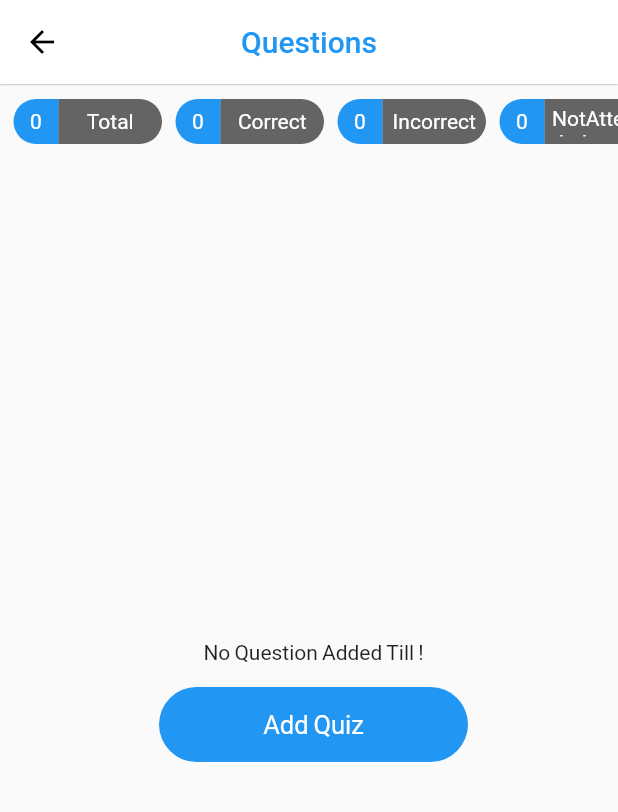
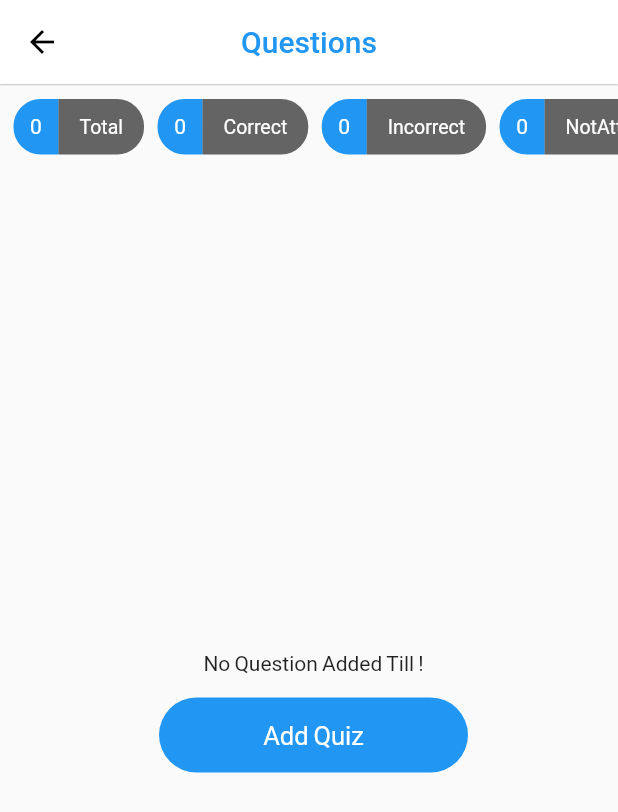
Before and after one commit to ashisbhowmik/Flutter-Chat-App, a Flutter app: the PlayQuiz screen opened directly with empty values, on a phone screen of 412 x 824 dp. Shown: the top 812 px of the screen. Run offline on Flutter 3.47's test engine with Material 2 defaults, Android fonts, the phone set to English and light mode, and no system bars; our stand-ins replace cached_network_image, cloud_firestore, firebase_auth, firebase_core, google_fonts, random_string and 1 more; accounts and stored records are empty; Roboto replaces fonts that are missing (Hind).

Commit message:
all first build style finished

```diff
--- a/lib/views/answer_count_tile.dart
+++ b/lib/views/answer_count_tile.dart
@@ -33,9 +33,8 @@ class _AnswerCountTileState extends State<AnswerCountTile> {
                 style: TextStyle(color: Colors.white),
               )),
           Container(
-              width: 69,
               alignment: Alignment.center,
-              padding: EdgeInsets.all(5),
+              padding: EdgeInsets.only(left: 14, right: 14),
               decoration: BoxDecoration(
                   color: Colors.black.withOpacity(0.6),
                   borderRadius: BorderRadius.only(
@@ -43,7 +42,7 @@ class _AnswerCountTileState extends State<AnswerCountTile> {
                       bottomRight: Radius.circular(18))),
               child: Text(
                 "${widget.category}",
-                style: TextStyle(color: Colors.white, fontSize: 14),
+                style: TextStyle(color: Colors.white, fontSize: 13),
               )),
         ],
       ),
--- a/lib/views/play_quiz.dart
+++ b/lib/views/play_quiz.dart
@@ -49,7 +49,6 @@ class _PlayQuizState extends State<PlayQuiz> {
     });
     if (infoStream == null) {
       infoStream = Stream<List<int>>.periodic(Duration(milliseconds: 100), (x) {
-        print("this is x $x");
         return [_correct, _incorrect, _notAttempted];
       });
     }
@@ -153,7 +152,9 @@ class _PlayQuizState extends State<PlayQuiz> {
             child: Column(
               children: [
                 InfoHeader(
-                  length: questionsSnapshot!= null ? questionsSnapshot!.docChanges.length : 0,
+                  length: questionsSnapshot != null
+                      ? questionsSnapshot!.docChanges.length
+                      : 0,
                 ),
                 SizedBox(
                   height: 10,
@@ -261,7 +262,7 @@ class _InfoHeaderState extends State<InfoHeader> {
         builder: (context, snapshot) {
           if (snapshot.hasData) {
             return Container(
-              height: 40,
+              height: 47,
               child: ListView(
                 scrollDirection: Axis.horizontal,
                 shrinkWrap: true,
--- a/lib/views/quiz_option_tile.dart
+++ b/lib/views/quiz_option_tile.dart
@@ -26,7 +26,7 @@ class _OptionTileState extends State<OptionTile> {
           children: [
             Container(
               width: 25,
-              height: 25,
+              height: 29,
               decoration: BoxDecoration(
                   color: widget.description == widget.optionSelected
                       ? widget.optionSelected == widget.correctAnswer
@@ -71,8 +71,8 @@ class _OptionTileState extends State<OptionTile> {
                   child: Text(widget.description,
                       style: TextStyle(
                           color: widget.description == widget.optionSelected
-                              ? Colors.black
-                              : Colors.black.withOpacity(0.66),
+                              ? Colors.black.withOpacity(0.7)
+                              : Colors.black.withOpacity(0.5),
                           fontSize: 15.7)),
                 ),
               ],
--- a/pubspec.yaml
+++ b/pubspec.yaml
@@ -38,9 +38,9 @@ dependencies:
   shared_preferences: ^2.0.8
   random_string: ^2.3.1
   firebase_core: ^1.8.0
+  sticky_headers: ^0.2.0
   google_fonts: ^2.1.0
   cupertino_icons: ^1.0.2
-
 dev_dependencies:
   flutter_test:
     sdk: flutter
```
Also changed, not shown: pubspec.lock, 1 other file.
